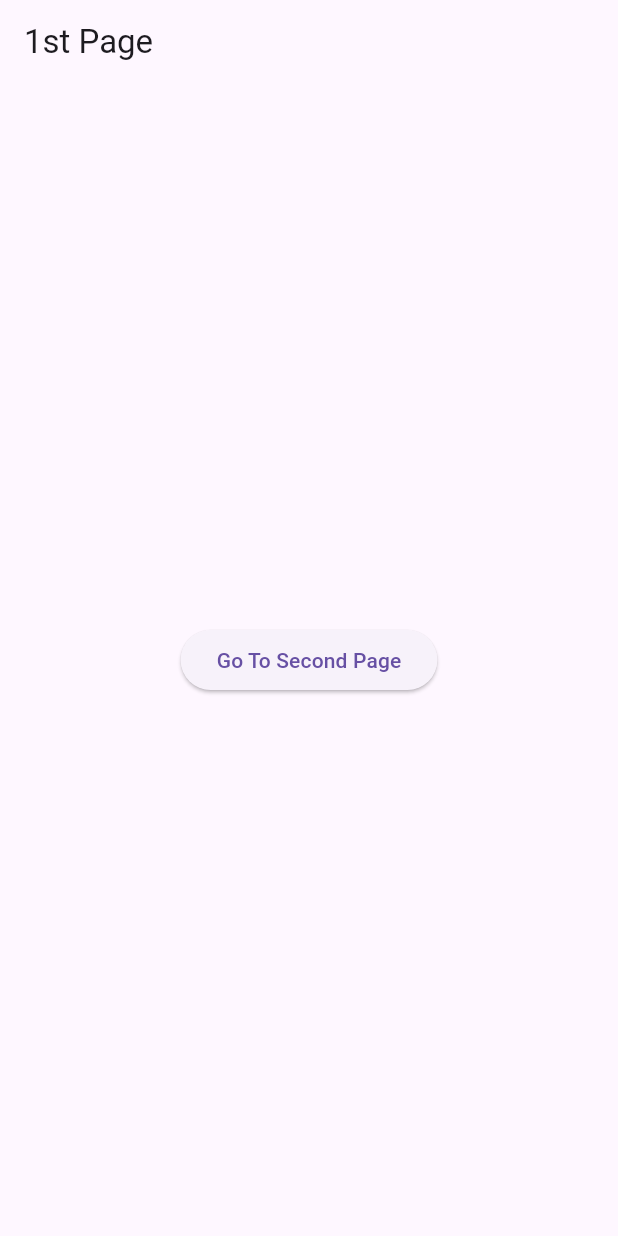
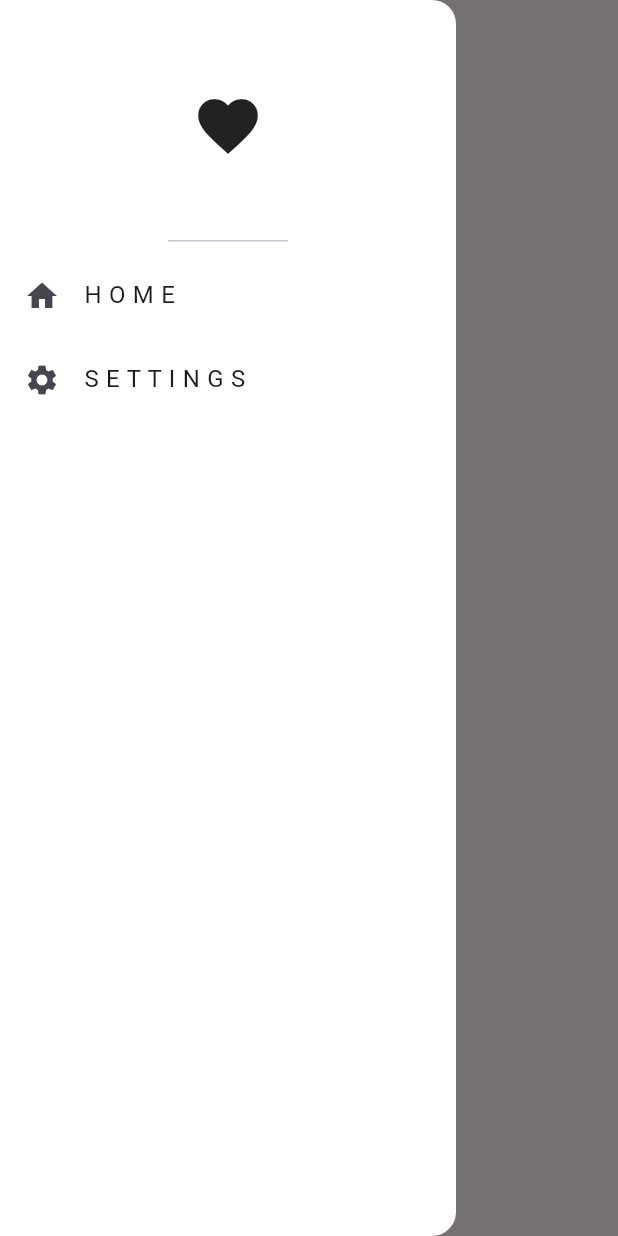
Before and after one commit to harsh749005/todo, a Flutter app: the screen it shows after launch, with the side drawer open (before the commit the screen has no drawer), on a phone screen of 412 x 824 dp. Run offline on Flutter 3.47's test engine with Material 3 defaults, Android fonts, the phone set to English and light mode, and no system bars.

Commit message:
Navigation implemented

```diff
--- a/lib/first_page.dart
+++ b/lib/first_page.dart
@@ -7,12 +7,29 @@ class FirstPage extends StatelessWidget {
   Widget build(BuildContext context) {
     return Scaffold(
       appBar: AppBar(title: Text("1st Page")),
-      body: Center(
-        child: ElevatedButton(
-          child: Text("Go To Second Page"),
-          onPressed: () {
-            Navigator.pushNamed(context, '/secondpage');
-          },
+      drawer: Drawer(
+        backgroundColor: Colors.white,
+        child: Column(
+          children: [
+            DrawerHeader(child: Icon(Icons.favorite, size: 48)),
+
+            ListTile(
+              leading: Icon(Icons.home),
+              title: Text("H O M E"),
+              onTap: () {
+                Navigator.pop(context);
+                Navigator.pushNamed(context, '/homepage');
+              },
+            ),
+            ListTile(
+              leading: Icon(Icons.settings),
+              title: Text("S E T T I N G S"),
+              onTap: () {
+                Navigator.pop(context);
+                Navigator.pushNamed(context, '/settingpage');
+              },
+            ),
+          ],
         ),
       ),
     );
--- a/lib/main.dart
+++ b/lib/main.dart
@@ -1,6 +1,8 @@
 import 'package:flutter/material.dart';
-import 'package:todoapp/second_Page.dart';
+import 'package:todoapp/home_page.dart';
+import 'package:todoapp/third_Page.dart';
 import 'package:todoapp/first_page.dart';
+import 'package:todoapp/setting_page.dart';
 
 void main() {
   runApp(MyApp());
@@ -18,7 +20,9 @@ class MyApp extends StatelessWidget {
       home: FirstPage(),
       routes: {
         '/firstpage':(context) => FirstPage(),
-        '/secondpage':(context) => SecondPage(),
+        '/thirdpage':(context) => ThirdPage(),
+        '/homepage':(context) => HomePage(),
+        '/settingpage':(context) => SettingPage(),
       },
     );
   }
--- a/lib/second_Page.dart
+++ b/lib/third_page.dart
@@ -1,7 +1,7 @@
 import 'package:flutter/material.dart';
 
-class SecondPage extends StatelessWidget {
-  const SecondPage({super.key});
+class ThirdPage extends StatelessWidget {
+  const ThirdPage({super.key});
 
   @override
   Widget build(BuildContext context) {
```
Also changed, not shown: lib/home_page.dart (added, +15 -0 lines), lib/setting_page.dart (added, +14 -0 lines).
